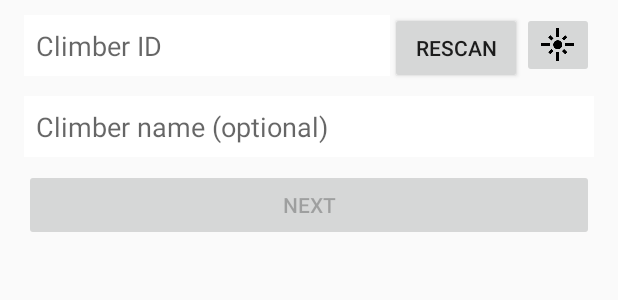
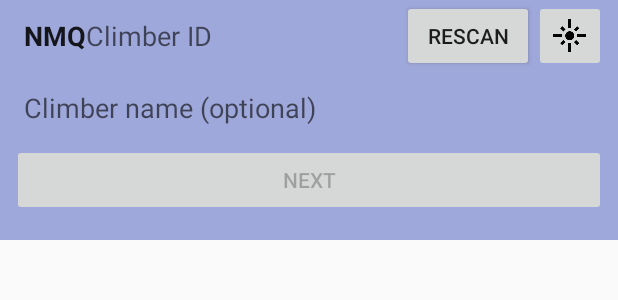
Before and after one commit to leedongwei/CRIMP, an Android app: the layout fragment_scan.xml on its own in the app's theme, with its tools: preview values and no code run, on a phone screen of 412 x 824 dp. Shown: the top 300 px of the screen. Run offline under Robolectric (Android 15) with nearby library versions, the phone set to English and light mode, and no system bars.

Commit message:
Scrolling to scan tab now auto collapse toolbar. expand camera preview screen.

```diff
--- a/judge/android/CRIMP/app/src/main/java/com/nusclimb/live/crimp/hello/scan/DecodeThread.java
+++ b/judge/android/CRIMP/app/src/main/java/com/nusclimb/live/crimp/hello/scan/DecodeThread.java
@@ -29,12 +29,10 @@ class DecodeThread extends Thread{
     private Handler mainThreadHandler;
 
     private final String PREFIX;	// Magic string to check if QR Code is valid
-    private Point previewResolution;	// Size of the previewView
 
-    public DecodeThread(Handler mainThreadHandler, String qrPrefix, Point previewResolution){
+    public DecodeThread(Handler mainThreadHandler, String qrPrefix){
         this.mainThreadHandler = mainThreadHandler;
         PREFIX = qrPrefix;
-        this.previewResolution = previewResolution;
         if (DEBUG) Log.d(TAG, "DecodeThread constructed.");
     }
 
@@ -42,7 +40,7 @@ class DecodeThread extends Thread{
     public void run(){
         if (DEBUG) Log.d(TAG, "DecodeThread begin running");
         Looper.prepare();
-        mDecodeHandler = new DecodeHandler(mainThreadHandler, PREFIX, previewResolution);
+        mDecodeHandler = new DecodeHandler(mainThreadHandler, PREFIX);
         Message message = Message.obtain(mainThreadHandler, R.id.decode_handler_constructed);
         message.sendToTarget();
         Looper.loop();
--- a/judge/android/CRIMP/app/src/main/res/layout/fragment_scan.xml
+++ b/judge/android/CRIMP/app/src/main/res/layout/fragment_scan.xml
@@ -7,81 +7,82 @@
     android:layout_width="match_parent"
     android:layout_height="match_parent"
     app:layout_behavior="@string/appbar_scrolling_view_behavior">
-    <LinearLayout
-        android:id="@+id/scan_fragment"
+    <RelativeLayout
+        android:layout_width="match_parent"
+        android:layout_height="match_parent">
+
+        <FrameLayout android:id="@+id/scan_frame"
+            android:layout_width="match_parent"
+            android:layout_height="wrap_content"
+            android:layout_alignParentTop="true"/>
+
+        <View android:id="@+id/scan_transparent"
             android:layout_width="match_parent"
             android:layout_height="match_parent"
-        android:orientation="vertical">
+            android:layout_alignParentTop="true"
+            android:background="@color/transparent"/>
 
-        <FrameLayout android:id="@+id/scan_frame_viewgroup"
+        <RelativeLayout android:id="@+id/scan_form"
+            android:layout_below="@id/scan_transparent"
             android:layout_width="match_parent"
             android:layout_height="wrap_content"
-            android:layout_marginBottom="8dp" >
-
-        </FrameLayout>
-
-        <LinearLayout
-            android:layout_width="match_parent"
-            android:layout_height="fill_parent"
-            android:paddingLeft="16dp"
-            android:paddingRight="16dp"
-            android:paddingBottom="16dp"
-            android:orientation="vertical" >
-
-            <LinearLayout
-                android:layout_width="match_parent"
-                android:layout_height="wrap_content"
-                android:orientation="horizontal"
-                android:layout_marginBottom="8dp" >
+            android:background="@color/indigo_200">
 
             <EditText
                 android:id="@+id/scan_category_id_edit"
                 android:layout_width="wrap_content"
-                    android:layout_height="wrap_content"
+                android:layout_height="48dp"
+                android:layout_alignParentTop="true"
+                android:layout_alignParentLeft="true"
                 android:paddingLeft="8dp"
-                    android:paddingTop="8dp"
-                    android:paddingBottom="8dp"
+                android:layout_marginLeft="8dp"
                 android:textStyle="bold"
-                    android:background="@color/white"
+                android:background="@color/transparent"
                 android:clickable="false"
                 android:cursorVisible="false"
                 android:focusable="false"
-                    android:focusableInTouchMode="false" />
+                android:focusableInTouchMode="false"
+                tools:text="NMQ"/>
+
+            <ImageButton
+                android:id="@+id/scan_flash_button"
+                android:layout_alignParentTop="true"
+                android:layout_alignParentRight="true"
+                android:layout_width="48dp"
+                android:layout_height="48dp"
+                android:layout_marginRight="8dp"
+                android:src="@drawable/ic_flare_black_24dp"
+                android:onClick="scanFlash"/>
+
+            <Button
+                android:id="@+id/scan_rescan_button"
+                android:layout_alignParentTop="true"
+                android:layout_toLeftOf="@id/scan_flash_button"
+                android:layout_width="wrap_content"
+                android:layout_height="48dp"
+                android:text="@string/scan_fragment_rescan"
+                android:onClick="scanRescan"/>
 
             <EditText
                 android:id="@+id/scan_climber_id_edit"
-                    android:layout_width="0dp"
-                    android:layout_height="wrap_content"
-                    android:layout_weight="1"
+                android:layout_toRightOf="@id/scan_category_id_edit"
+                android:layout_toLeftOf="@id/scan_rescan_button"
+                android:layout_width="match_parent"
+                android:layout_height="48dp"
                 android:hint="@string/scan_fragment_climberid"
-                    android:background="@color/white"
-                    android:paddingTop="8dp"
-                    android:paddingBottom="8dp"
+                android:background="@color/transparent"
                 android:inputType="number"/>
-
-                <Button
-                    android:id="@+id/scan_rescan_button"
-                    android:layout_width="wrap_content"
-                    android:layout_height="wrap_content"
-                    android:text="@string/scan_fragment_rescan"
-                    android:onClick="scanRescan"/>
-
-                <ImageButton
-                    android:id="@+id/scan_flash_button"
-                    android:layout_width="wrap_content"
-                    android:layout_height="wrap_content"
-                    android:src="@drawable/ic_flare_black_24dp"
-                    android:onClick="scanFlash"/>
-
-            </LinearLayout>
 
             <EditText
                 android:id="@+id/scan_climber_name_edit"
-                android:layout_width="fill_parent"
-                android:layout_height="wrap_content"
-                android:background="@color/white"
-                android:padding="8dp"
-                android:layout_marginBottom="8dp"
+                android:layout_below="@id/scan_category_id_edit"
+                android:layout_width="match_parent"
+                android:layout_height="48dp"
+                android:background="@color/transparent"
+                android:layout_marginLeft="8dp"
+                android:layout_marginRight="8dp"
+                android:paddingLeft="8dp"
+                android:paddingRight="8dp"
                 android:hint="@string/scan_fragment_climbername"
                 android:clickable="false"
                 android:cursorVisible="false"
@@ -91,13 +92,19 @@
 
             <Button
                 android:id="@+id/scan_next_button"
-                android:layout_width="fill_parent"
+                android:layout_below="@id/scan_climber_name_edit"
+                android:layout_width="match_parent"
                 android:layout_height="wrap_content"
+                android:layout_marginRight="8dp"
+                android:layout_marginLeft="8dp"
+                android:layout_marginBottom="16dp"
                 android:text="@string/scan_fragment_next"
                 android:onClick="scanNext"
                 android:enabled="false"/>
 
-        </LinearLayout>
+        </RelativeLayout>
 
-    </LinearLayout>
+
+
+    </RelativeLayout>
 </android.support.v4.widget.NestedScrollView>
--- a/judge/android/CRIMP/app/src/main/res/values/colors.xml
+++ b/judge/android/CRIMP/app/src/main/res/values/colors.xml
@@ -64,5 +64,7 @@
 
     <color name="whiteWithTransparency">#4cffffff</color>
 
+    <color name="transparent">#00000000</color>
+
 
 </resources>
```
Also changed, not shown: judge/android/CRIMP/app/src/main/java/com/nusclimb/live/crimp/hello/HelloActivity.java (+8 -0 lines), judge/android/CRIMP/app/src/main/java/com/nusclimb/live/crimp/hello/scan/CameraManager.java (+8 -6 lines), judge/android/CRIMP/app/src/main/java/com/nusclimb/live/crimp/hello/scan/DecodeHandler.java (+3 -14 lines), judge/android/CRIMP/app/src/main/java/com/nusclimb/live/crimp/hello/scan/ScanFragment.java (+38 -24 lines), 1 other file. Lines whose indentation alone changed are shown as unchanged.
